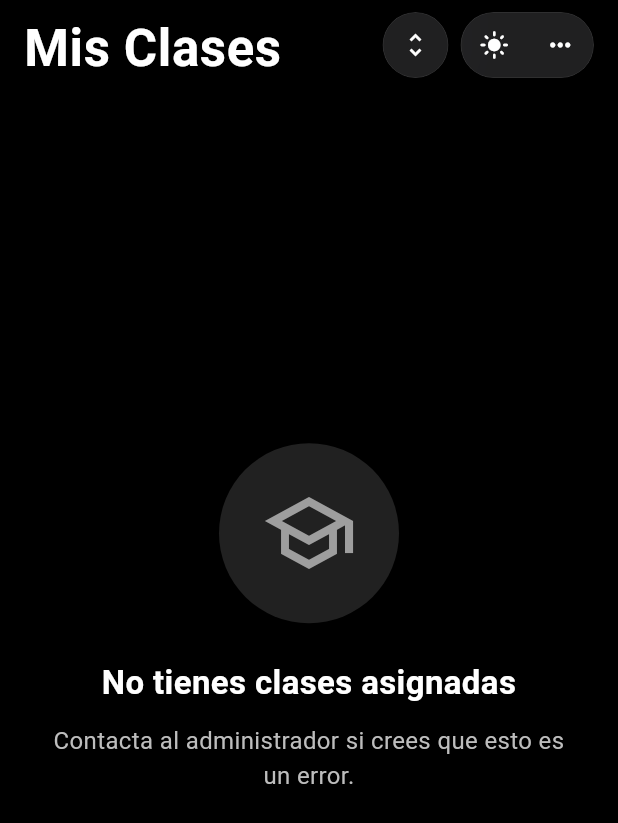
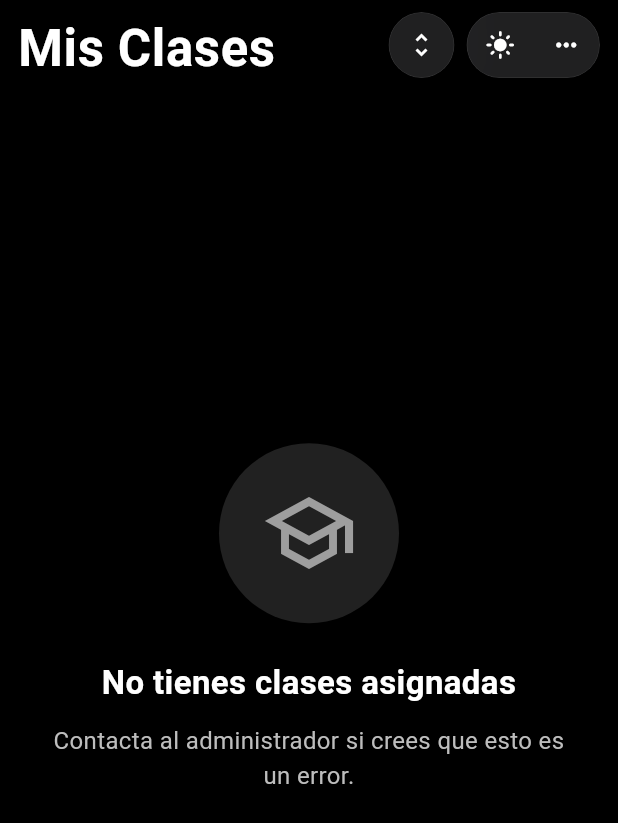
Before and after one commit to ebravo-dev/appprofesoresuniversidad, a Flutter app: the GruposPage screen opened by its route, on a phone screen of 412 x 824 dp. Shown: the top 823 px of the screen. Run offline on Flutter 3.47's test engine with Material 3 defaults, Android fonts, the phone set to English and light mode, and no system bars; our stand-ins replace dartz, dio, equatable, flutter_blue_plus, flutter_riverpod, go_router and 2 more; missing offline and left inert: encrypt, pointycastle; accounts and stored records are empty.

Commit message:
refactor(grupos): añadir gradiente de sombreado (status bar) y ajustar layout en GruposPage y GrupoDetailPage
- Añade Positioned gradient overlay para efecto iOS en ambas pantallas
- Ajusta padding del contenido (SliverToBoxAdapter y lista de tarjetas) y padding horizontal del contenedor principal
- Modifica offsets de botones flotantes (left/right 16 → 12)
- Reemplaza el icono de retroceso por Icons.close y aumenta tamaño a 24
- Ajusta altura de peek en modo expandido (205 → 180)

```diff
--- a/lib/features/groups/screens/grupos_page.dart
+++ b/lib/features/groups/screens/grupos_page.dart
@@ -136,10 +136,37 @@ class _GruposPageState extends ConsumerState<GruposPage>
               : grupos.isEmpty
               ? _buildEmptyState()
               : _buildWalletCards(grupos),
+          // Gradiente sombreado desde el status bar (efecto iOS)
+          Positioned(
+            top: 0,
+            left: 0,
+            right: 0,
+            child: IgnorePointer(
+              child: Container(
+                height: MediaQuery.of(context).padding.top + 120,
+                decoration: BoxDecoration(
+                  gradient: LinearGradient(
+                    begin: Alignment.topCenter,
+                    end: Alignment.bottomCenter,
+                    colors: [
+                      Colors.black.withOpacity(0.65),
+                      Colors.black.withOpacity(0.50),
+                      Colors.black.withOpacity(0.35),
+                      Colors.black.withOpacity(0.20),
+                      Colors.black.withOpacity(0.10),
+                      Colors.black.withOpacity(0.05),
+                      Colors.transparent,
+                    ],
+                    stops: const [0.0, 0.25, 0.45, 0.60, 0.75, 0.85, 1.0],
+                  ),
+                ),
+              ),
+            ),
+          ),
           // Floating title
           Positioned(
             top: MediaQuery.of(context).padding.top + 8,
-            left: 16,
+            left: 12,
             child: AnimatedOpacity(
               opacity: _showTitle ? 1.0 : 0.0,
               duration: const Duration(milliseconds: 300),
@@ -170,7 +197,7 @@ class _GruposPageState extends ConsumerState<GruposPage>
           // Floating buttons
           Positioned(
             top: MediaQuery.of(context).padding.top + 8,
-            right: 16,
+            right: 12,
             child: Row(
               children: [
                 // Botón de expandir/colapsar
@@ -338,7 +365,7 @@ class _GruposPageState extends ConsumerState<GruposPage>
   Widget _buildWalletCards(List<Grupo> grupos) {
     // Altura visible de cada tarjeta empalmada (como en Wallet)
     final cardPeekHeight = _isExpanded
-        ? 205.0 // Modo expandido: altura completa (200) + separación (5) = SIN empalme
+        ? 180.0 // Modo expandido: mostrar hasta los valores de grupo y cantidad de estudiantes
         : 60.0; // Modo normal: suficiente para mostrar horario y días
     const cardHeight = 200.0;
 
@@ -357,8 +384,8 @@ class _GruposPageState extends ConsumerState<GruposPage>
       ),
       child: Padding(
         padding: EdgeInsets.only(
-          left: 16,
-          right: 16,
+          left: 20,
+          right: 20,
           top: MediaQuery.of(context).padding.top + 81,
           bottom: 8,
         ),
```
Also changed, not shown: lib/features/groups/screens/grupo_detail_page.dart (+35 -5 lines).
